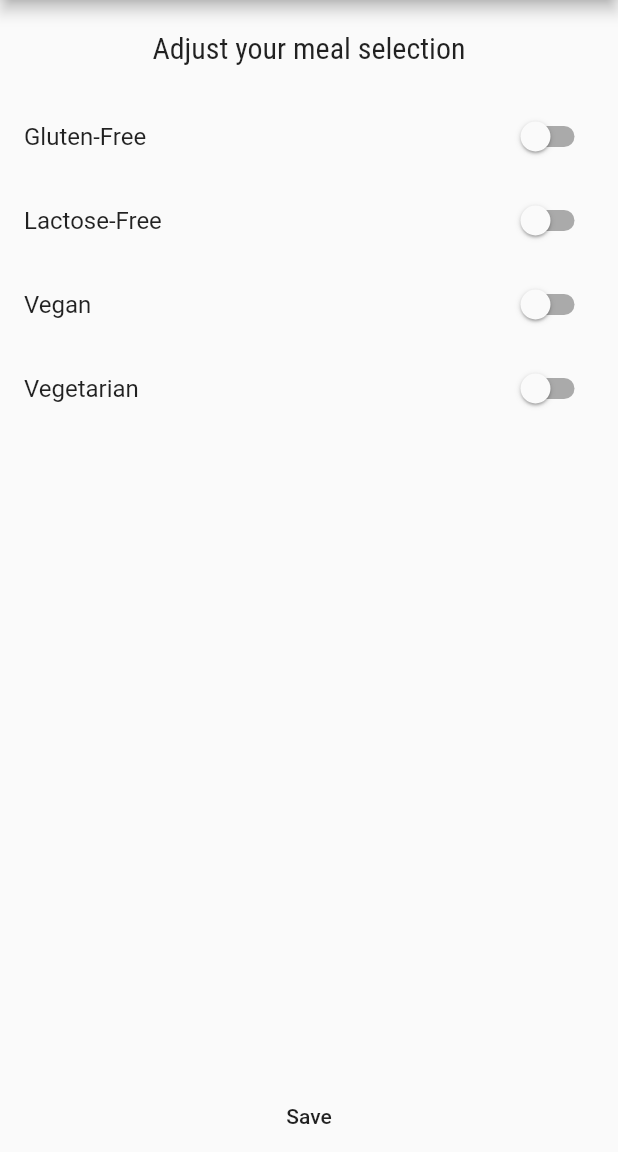
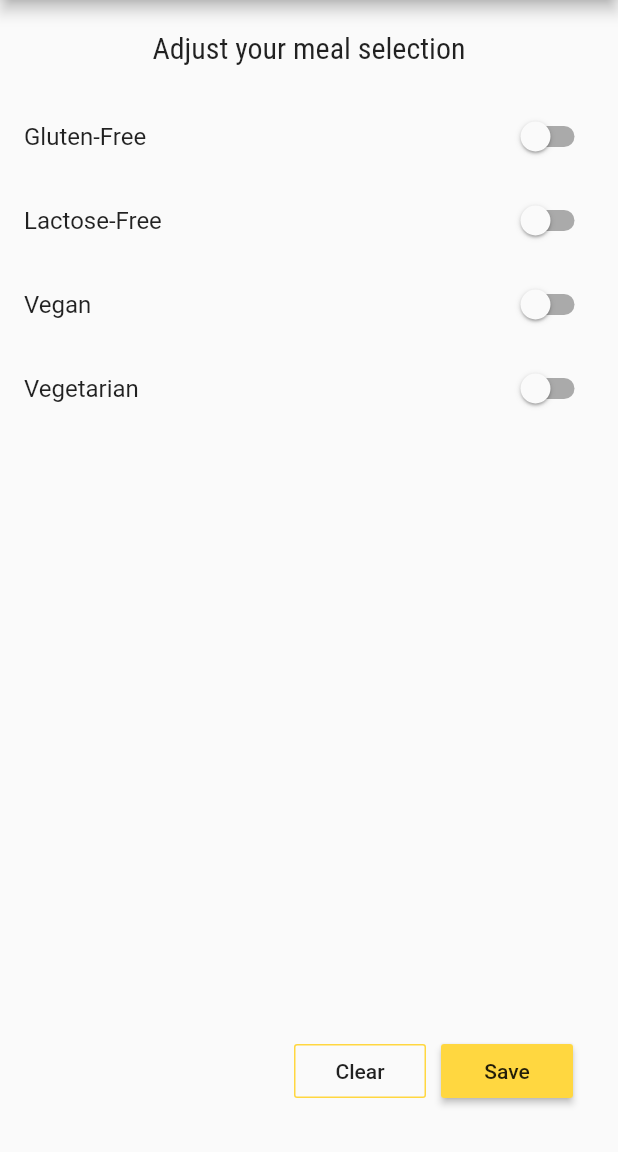
Before and after one commit to xindixu/meal-planning, a Flutter app: the FiltersScreen screen opened by its route, after a tap on "Save", on a phone screen of 412 x 824 dp, the part 84-1236 px from its top. Run offline on Flutter 3.47's test engine with Material 2 defaults, Android fonts, the phone set to English and light mode, and no system bars; our stand-ins replace flutter_speed_dial; statements that could not run were skipped.

```diff
--- a/lib/main.dart
+++ b/lib/main.dart
@@ -17,6 +17,7 @@ class MyApp extends StatefulWidget {
 
 class _MyAppState extends State<MyApp> {
   List<Meal> _allMeals = DUMMY_MEALS;
+  List<Meal> _favoriteMeals = [];
 
   Filter _filters = Filter(
       glutenFree: false, lactoseFree: false, vegan: false, vegetarian: false);
@@ -42,6 +43,22 @@ class _MyAppState extends State<MyApp> {
     });
   }
 
+  void _toggleFavorite(String mealId) {
+    final existingIndex =
+        _favoriteMeals.indexWhere((meal) => meal.id == mealId);
+    if (existingIndex >= 0) {
+      setState(() {
+        _favoriteMeals.removeAt(existingIndex);
+      });
+    } else {
+      _favoriteMeals.add(DUMMY_MEALS.firstWhere((meal) => meal.id == mealId));
+    }
+  }
+
+  bool _isMealFavorite(String mealId) {
+    return _favoriteMeals.any((meal) => meal.id == mealId);
+  }
+
   @override
   Widget build(BuildContext context) {
     return MaterialApp(
@@ -50,6 +67,7 @@ class _MyAppState extends State<MyApp> {
           primarySwatch: Colors.orange,
           accentColor: Colors.amberAccent,
           fontFamily: 'Raleway',
+          buttonColor: Colors.amberAccent,
           textTheme: ThemeData.light().textTheme.copyWith(
                 body1: TextStyle(
                   color: Color.fromRGBO(20, 51, 51, 1),
@@ -63,10 +81,11 @@ class _MyAppState extends State<MyApp> {
                 ),
               )),
       routes: {
-        '/': (context) => TabsScreen(),
+        '/': (context) => TabsScreen(_favoriteMeals),
         CategoryMealsScreen.routeName: (context) =>
             CategoryMealsScreen(_allMeals),
-        MealDetailScreen.routeName: (context) => MealDetailScreen(),
+        MealDetailScreen.routeName: (context) =>
+            MealDetailScreen(_toggleFavorite, _isMealFavorite),
         FiltersScreen.routeName: (context) =>
             FiltersScreen(_filters, _setFilters),
       },
--- a/lib/screens/filters_screen.dart
+++ b/lib/screens/filters_screen.dart
@@ -20,12 +20,16 @@ class _FiltersScreenState extends State<FiltersScreen> {
   var _vegan = false;
   var _vegetarian = false;
 
-  @override
-  void initState() {
+  void _conntectToGlobalFilter() {
     _glutenFree = widget.filters.glutenFree;
     _lactoseFree = widget.filters.lactoseFree;
     _vegan = widget.filters.vegan;
     _vegetarian = widget.filters.vegetarian;
+  }
+
+  @override
+  void initState() {
+    _conntectToGlobalFilter();
     super.initState();
   }
 
@@ -79,17 +83,41 @@ class _FiltersScreenState extends State<FiltersScreen> {
               ],
             ),
           ),
-          FlatButton(
+          Padding(
+            padding: const EdgeInsets.symmetric(horizontal: 30, vertical: 30),
+            child: Row(
+              mainAxisAlignment: MainAxisAlignment.end,
+              children: <Widget>[
+                OutlineButton(
+                  child: Text('Clear'),
+                  borderSide: BorderSide(color: Theme.of(context).buttonColor),
+                  onPressed: () {
+                    Filter filters = Filter(
+                        glutenFree: false,
+                        lactoseFree: false,
+                        vegan: false,
+                        vegetarian: false);
+                    widget.saveFilters(filters);
+                    _conntectToGlobalFilter();
+                  },
+                ),
+                SizedBox(
+                  width: 10,
+                ),
+                RaisedButton(
                   child: Text('Save'),
+                  color: Theme.of(context).buttonColor,
                   onPressed: () {
                     Filter filters = Filter(
                         glutenFree: _glutenFree,
                         lactoseFree: _lactoseFree,
                         vegan: _vegan,
                         vegetarian: _vegetarian);
-
                     widget.saveFilters(filters);
                   },
+                )
+              ],
+            ),
           )
         ],
       ),
--- a/pubspec.yaml
+++ b/pubspec.yaml
@@ -19,6 +19,7 @@ environment:
 dependencies:
   flutter:
     sdk: flutter
+  flutter_speed_dial: ^1.2.1
 
   # The following adds the Cupertino Icons font to your application.
   # Use with the CupertinoIcons class for iOS style icons.
```
Also changed, not shown: lib/screens/favorites_screen.dart (+8 -1 lines), lib/screens/meal_detail_screen.dart (+32 -5 lines), lib/screens/tabs_screen.dart (+18 -4 lines), pubspec.lock. Lines whose indentation alone changed are shown as unchanged.
